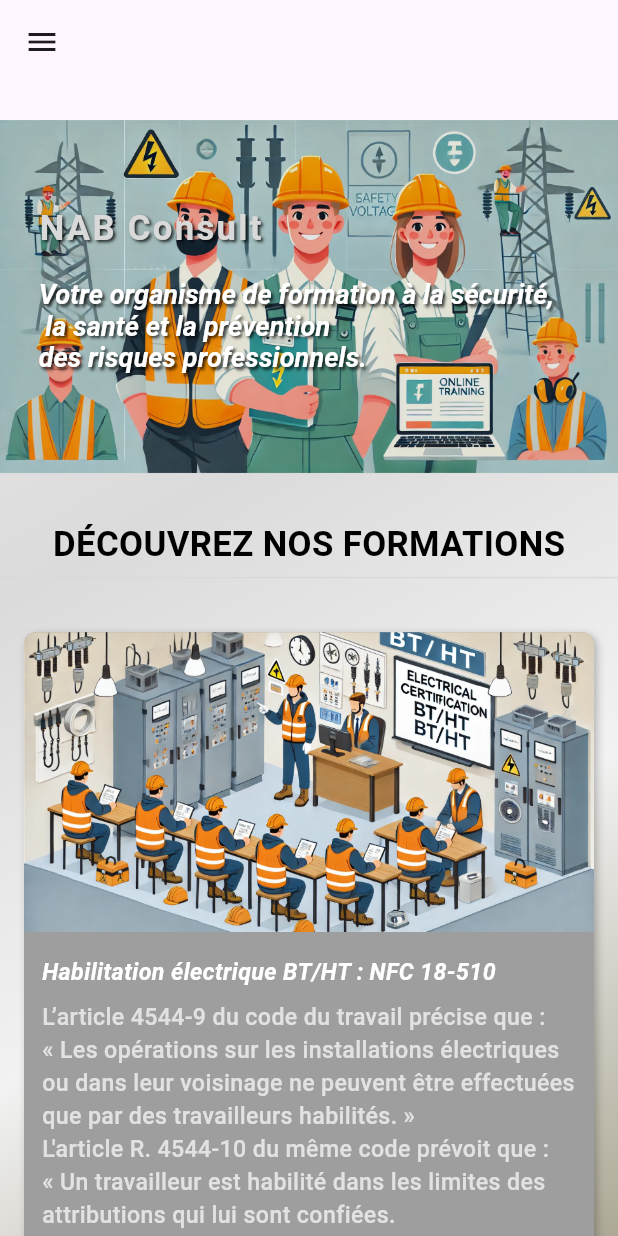
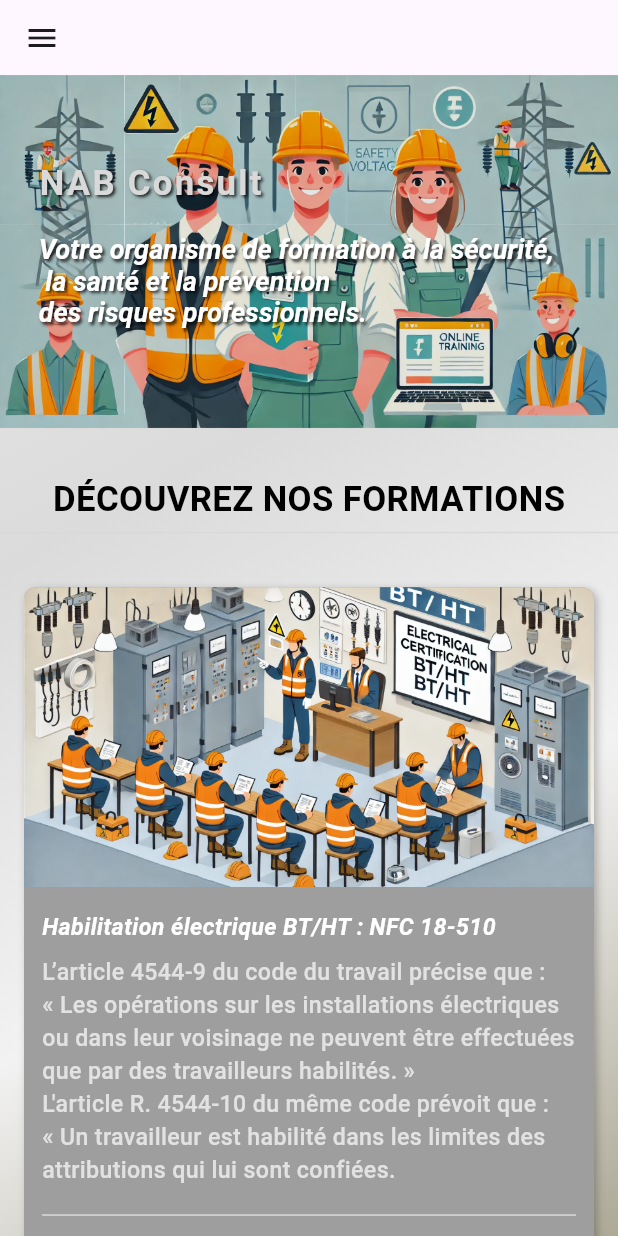
Before and after one commit to wallas938/nab_consult_home_page, a Flutter app: the screen it shows after launch, on a phone screen of 412 x 824 dp. Run offline on Flutter 3.47's test engine with Material 3 defaults, Android fonts, the light colour scheme and no system bars; our stand-ins replace flutter_screenutil; Roboto replaces fonts that are missing (Instrument Sans); project files that could hold a hidden picture were left out.

Commit message:
taille du header s'adapte aux différents écrans

```diff
--- a/lib/main.dart
+++ b/lib/main.dart
@@ -41,7 +41,7 @@ class _HomePageState extends State<HomePage> {
             home: Scaffold(
               backgroundColor: Colors.white,
               appBar: PreferredSize(
-                preferredSize: const Size.fromHeight(80),
+                preferredSize: !ResponsiveUtil.isOnDesktop(context) ? const Size.fromHeight(50) : const Size.fromHeight(80),
                 child: AppBar(
                   flexibleSpace: Padding(
                     padding: const EdgeInsets.all(18.0),
@@ -90,7 +90,7 @@ class _HomePageState extends State<HomePage> {
                 ),
               ),
               drawer:
-                  ResponsiveUtil.isOnMobile(context) ? const MyDrawer() : null,
+                  !ResponsiveUtil.isOnDesktop(context) ? const MyDrawer() : null,
               body: Container(
                   decoration: const BoxDecoration(
                       gradient: LinearGradient(colors: [
```
